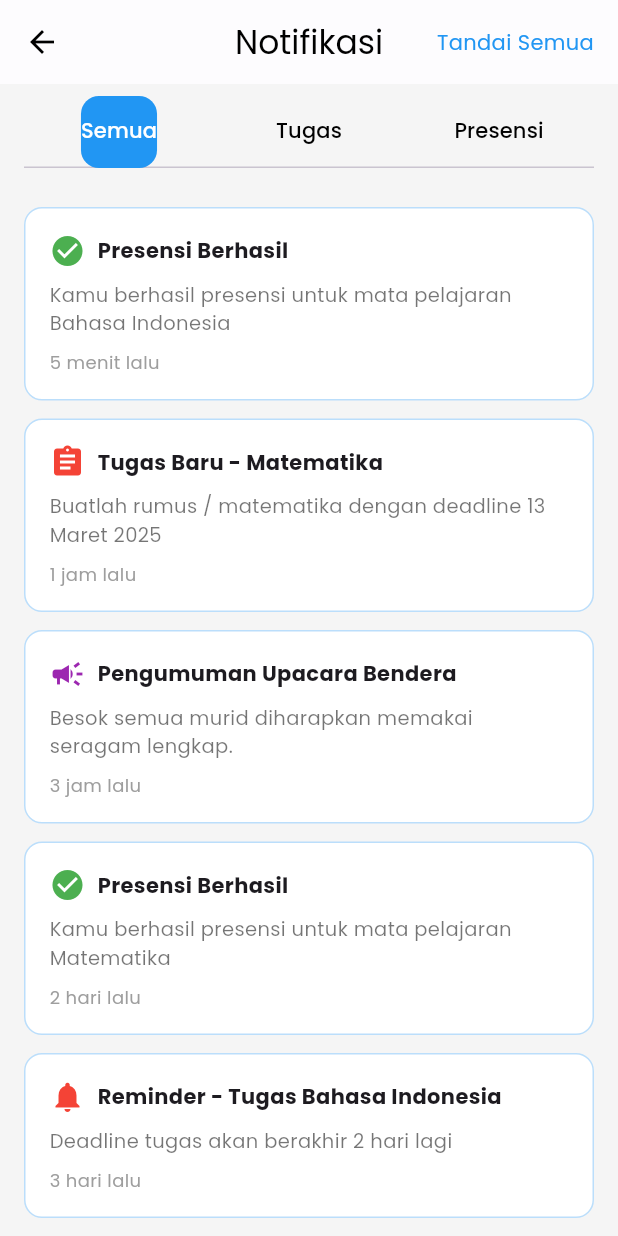
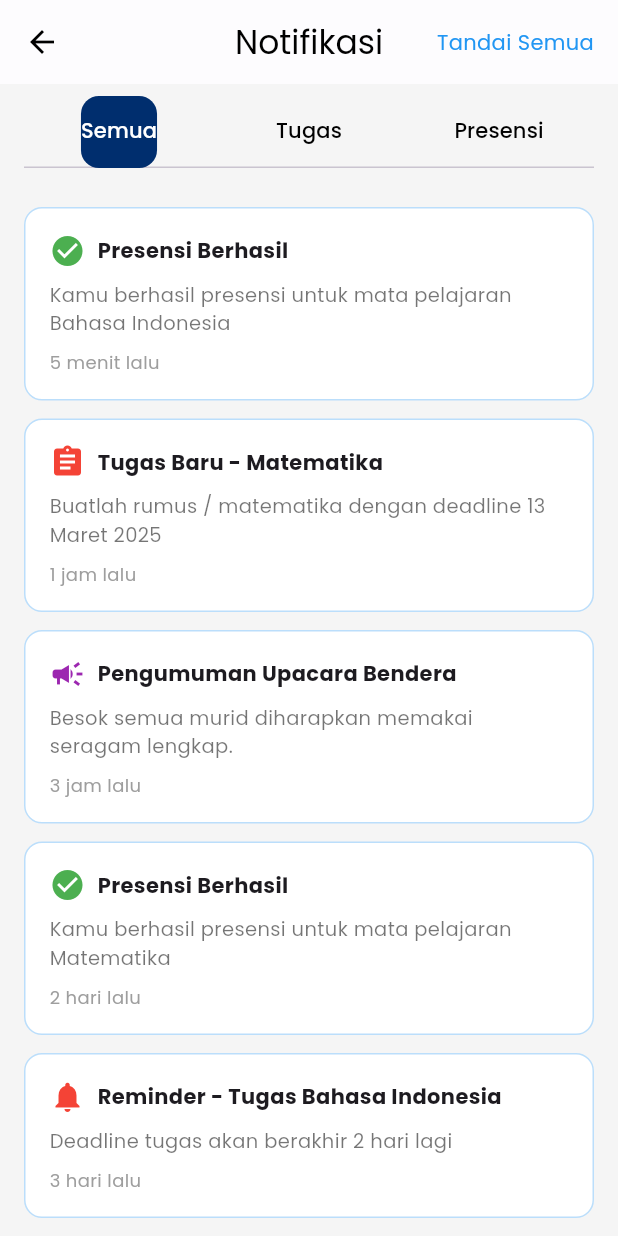
Before and after one commit to Haafzd/CORELASI_MOBILE, a Flutter app: the screen it shows after launch, after a tap on the "notifications" icon, on a phone screen of 412 x 824 dp. Run offline on Flutter 3.47's test engine with Material 3 defaults, Android fonts, the light colour scheme and no system bars; our stand-ins replace camera, google_fonts.

Commit message:
benerin warna

```diff
--- a/lib/screens/home_page.dart
+++ b/lib/screens/home_page.dart
@@ -7,7 +7,7 @@ class HomePage extends StatelessWidget {
   Widget build(BuildContext context) {
     return Scaffold(
       backgroundColor: Colors.white,
-      bottomNavigationBar: _bottomNavBar(),
+      bottomNavigationBar: _bottomNavBar(context),
       body: SafeArea(
         child: Padding(
           padding: const EdgeInsets.all(16.0),
@@ -22,7 +22,7 @@ class HomePage extends StatelessWidget {
                 style: TextStyle(
                   fontSize: 18,
                   fontWeight: FontWeight.bold,
-                  color: Colors.blue,
+                  color: Color.fromARGB(255, 0, 46, 110),
                 ),
               ),
 
@@ -73,7 +73,7 @@ class HomePage extends StatelessWidget {
     return Container(
       padding: const EdgeInsets.all(16),
       decoration: BoxDecoration(
-        border: Border.all(color: Colors.blue, width: 1.5),
+        border: Border.all(color: Color.fromARGB(255, 0, 46, 110), width: 1.5),
         borderRadius: BorderRadius.circular(14),
       ),
       child: Column(
@@ -87,7 +87,7 @@ class HomePage extends StatelessWidget {
           Container(
             padding: const EdgeInsets.symmetric(horizontal: 10, vertical: 4),
             decoration: BoxDecoration(
-              color: Colors.blue.shade700,
+              color: Color.fromARGB(255, 0, 46, 110),
               borderRadius: BorderRadius.circular(20),
             ),
             child: const Text(
@@ -121,7 +121,7 @@ class HomePage extends StatelessWidget {
             width: double.infinity,
             child: ElevatedButton(
               style: ElevatedButton.styleFrom(
-                backgroundColor: Colors.blue,
+                backgroundColor: Color.fromARGB(255, 0, 46, 110),
                 shape: RoundedRectangleBorder(
                   borderRadius: BorderRadius.circular(12),
                 ),
@@ -138,7 +138,8 @@ class HomePage extends StatelessWidget {
                   },
                 );
               },
-              child: const Text("Lihat Detail  >"),
+              child: const Text("Lihat Detail  >",
+                  style: TextStyle(color: Colors.white)),
             ),
           ),
         ],
@@ -163,12 +164,13 @@ class HomePage extends StatelessWidget {
           Container(
             padding: const EdgeInsets.symmetric(horizontal: 10, vertical: 4),
             decoration: BoxDecoration(
-              border: Border.all(color: Colors.blue),
+              border: Border.all(color: Color.fromARGB(255, 0, 46, 110)),
               borderRadius: BorderRadius.circular(20),
             ),
             child: const Text(
               "Akan Datang",
-              style: TextStyle(color: Colors.blue, fontSize: 12),
+              style: TextStyle(
+                  color: Color.fromARGB(255, 0, 46, 110), fontSize: 12),
             ),
           ),
           const SizedBox(height: 12),
@@ -197,8 +199,14 @@ class HomePage extends StatelessWidget {
     );
   }
 
-  Widget _bottomNavBar() {
+  Widget _bottomNavBar(BuildContext context) {
     return BottomNavigationBar(
+      onTap: (index) {
+        if (index == 1) {
+          Navigator.pushNamed(context, '/attendance');
+        }
+        //nav lain benatr dlu
+      },
       items: const [
         BottomNavigationBarItem(icon: Icon(Icons.home), label: ''),
         BottomNavigationBarItem(icon: Icon(Icons.qr_code), label: ''),
--- a/lib/screens/notification_screen.dart
+++ b/lib/screens/notification_screen.dart
@@ -42,7 +42,6 @@ class _NotificationScreenState extends State<NotificationScreen>
         ],
         iconTheme: const IconThemeData(color: Colors.black),
       ),
-
       body: Column(
         children: [
           const SizedBox(height: 8),
@@ -54,7 +53,7 @@ class _NotificationScreenState extends State<NotificationScreen>
               labelColor: Colors.white,
               unselectedLabelColor: Colors.black,
               indicator: BoxDecoration(
-                color: Colors.blue,
+                color: Color.fromARGB(255, 0, 46, 110),
                 borderRadius: BorderRadius.circular(12),
               ),
               tabs: const [
@@ -89,7 +88,8 @@ class _NotificationScreenState extends State<NotificationScreen>
       children: const [
         NotifCard(
           title: "Presensi Berhasil",
-          subtitle: "Kamu berhasil presensi untuk mata pelajaran Bahasa Indonesia",
+          subtitle:
+              "Kamu berhasil presensi untuk mata pelajaran Bahasa Indonesia",
           time: "5 menit lalu",
           icon: Icons.check_circle,
           iconColor: Colors.green,
@@ -149,7 +149,6 @@ class _NotificationScreenState extends State<NotificationScreen>
     );
   }
 
-
   //  TAMPILAN TAB: PRESENSI
   Widget _buildPresenceNotifications() {
     return ListView(
@@ -157,7 +156,8 @@ class _NotificationScreenState extends State<NotificationScreen>
       children: const [
         NotifCard(
           title: "Presensi Berhasil",
-          subtitle: "Kamu berhasil presensi untuk mata pelajaran Bahasa Indonesia",
+          subtitle:
+              "Kamu berhasil presensi untuk mata pelajaran Bahasa Indonesia",
           time: "5 menit lalu",
           icon: Icons.check_circle,
           iconColor: Colors.green,
```
Also changed, not shown: pubspec.lock.
